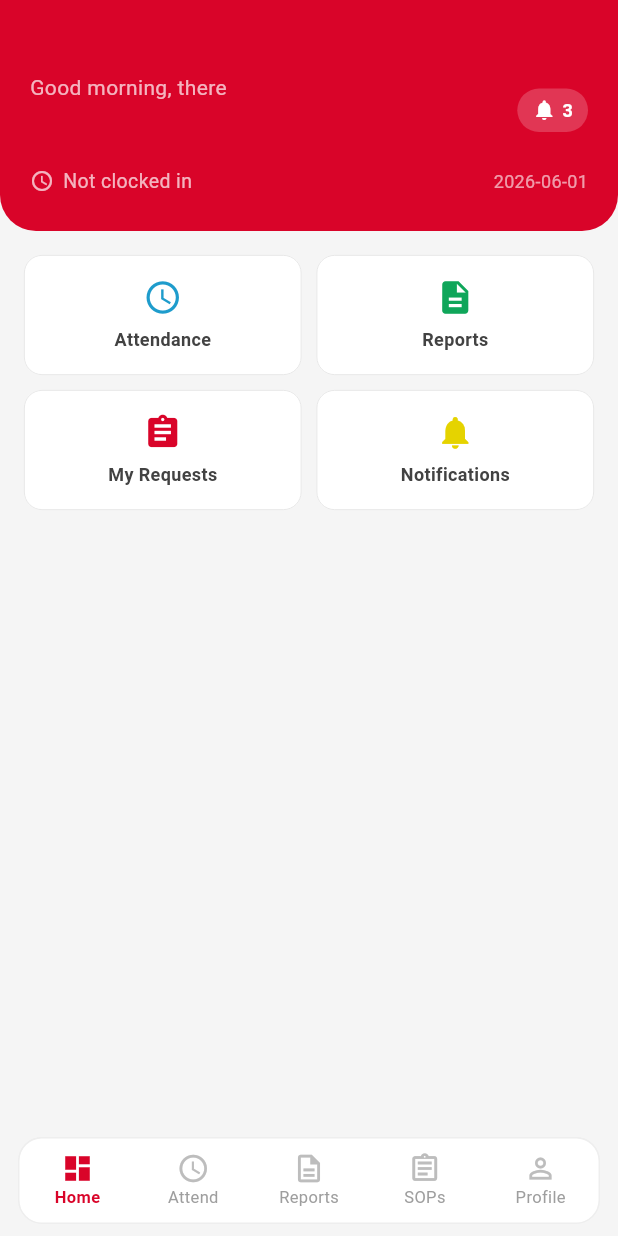
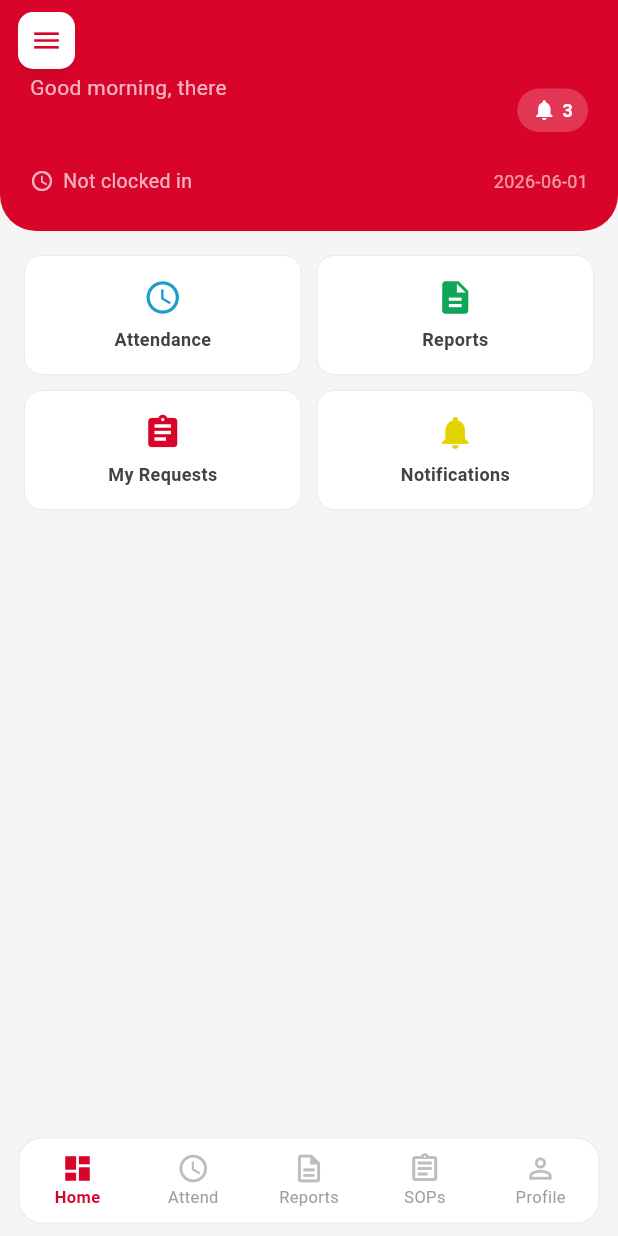
Before and after one commit to GeraldKenosi/salso_workforce, a Flutter app: the AppShell screen opened directly, on a phone screen of 412 x 824 dp. Run offline on Flutter 3.47's test engine with Material 3 defaults, Android fonts, the phone set to English and light mode, and no system bars; our stand-ins replace cloud_firestore, connectivity_plus, file_picker, firebase_auth, firebase_core, firebase_storage and 8 more; accounts and stored records are empty; project files that could hold a hidden picture were left out.

```diff
--- a/lib/screens/shell/app_shell.dart
+++ b/lib/screens/shell/app_shell.dart
@@ -124,9 +124,37 @@ class _AppShellState extends State<AppShell> {
           ],
         ),
       ),
-      body: IndexedStack(
-        index: _index,
-        children: _pages,
+      body: Builder(
+        builder: (ctx) => Stack(
+          children: [
+            IndexedStack(
+              index: _index,
+              children: _pages,
+            ),
+            SafeArea(
+              child: Padding(
+                padding: const EdgeInsets.only(left: 12, top: 8),
+                child: Align(
+                  alignment: Alignment.topLeft,
+                  child: Material(
+                    color: Colors.white,
+                    elevation: 3,
+                    borderRadius: BorderRadius.circular(10),
+                    shadowColor: Colors.black26,
+                    child: InkWell(
+                      borderRadius: BorderRadius.circular(10),
+                      onTap: () => Scaffold.of(ctx).openDrawer(),
+                      child: Container(
+                        padding: const EdgeInsets.all(8),
+                        child: const Icon(Icons.menu, color: Color(0xFFD90429), size: 22),
+                      ),
+                    ),
+                  ),
+                ),
+              ),
+            ),
+          ],
+        ),
       ),
       bottomNavigationBar: SafeArea(
         child: Padding(
--- a/render-api/package.json
+++ b/render-api/package.json
@@ -10,6 +10,7 @@
     "node": "20.x"
   },
   "dependencies": {
+    "@google-cloud/storage": "^7.15.0",
     "cors": "^2.8.5",
     "express": "^4.21.0",
     "firebase-admin": "^13.6.0"
```
Also changed, not shown: 1 other file.
